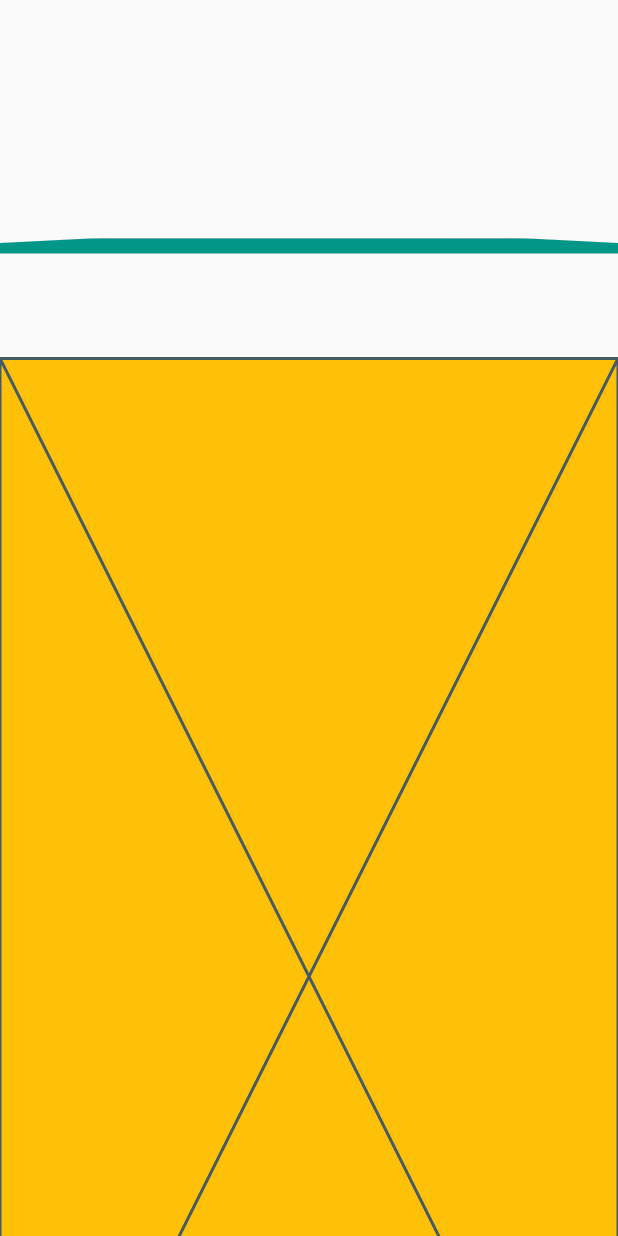
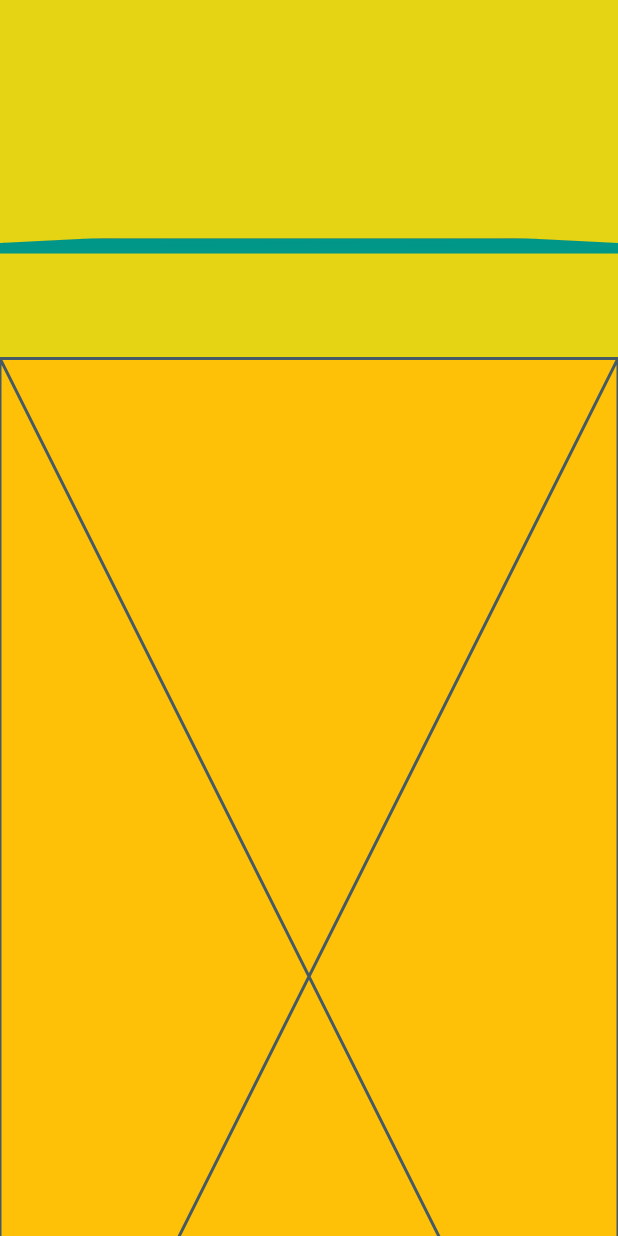
Before and after one commit to mahershmesa/flutter_guitar, a Flutter app: the GuitarApp screen opened directly, on a phone screen of 412 x 824 dp. Run offline on Flutter 3.47's test engine with Material 2 defaults, Android fonts, the phone set to English and light mode, and no system bars.

Commit message:
end slide page and add 3positioned

```diff
--- a/lib/guitar_app.dart
+++ b/lib/guitar_app.dart
@@ -78,6 +78,7 @@ class _GuitarAppState extends State<GuitarApp> with TickerProviderStateMixin{
 @override
   void dispose() {
     _transformAnimationController?.dispose();
+    _slideAnimationController?.dispose();
     super.dispose();
   }
 
@@ -90,7 +91,7 @@ class _GuitarAppState extends State<GuitarApp> with TickerProviderStateMixin{
   Widget build(BuildContext context) {
     double screenHeight = MediaQuery.of(context).size.height;
     return Scaffold(
-
+      backgroundColor: _backgroundColor,
       body: Stack(
         children: [
           Positioned(
@@ -121,6 +122,14 @@ class _GuitarAppState extends State<GuitarApp> with TickerProviderStateMixin{
               child: Placeholder(),
             ),
           ),
+          //appbar
+          Positioned(
+            top: 0,
+            left: 0,
+            right: 0,
+            child: Container(
+            ),
+          ),
         ],
       ),
     );
```
